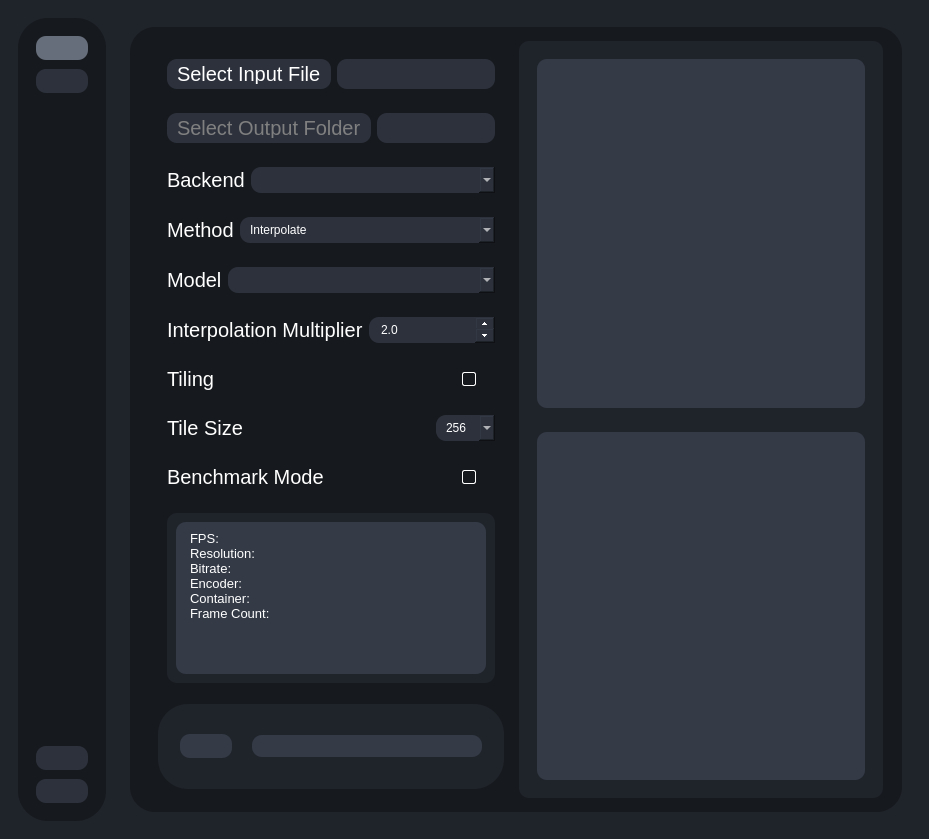
First picture: the form in testRVEInterface.ui, repository TNTwise/REAL-Video-Enhancer, before the edit.
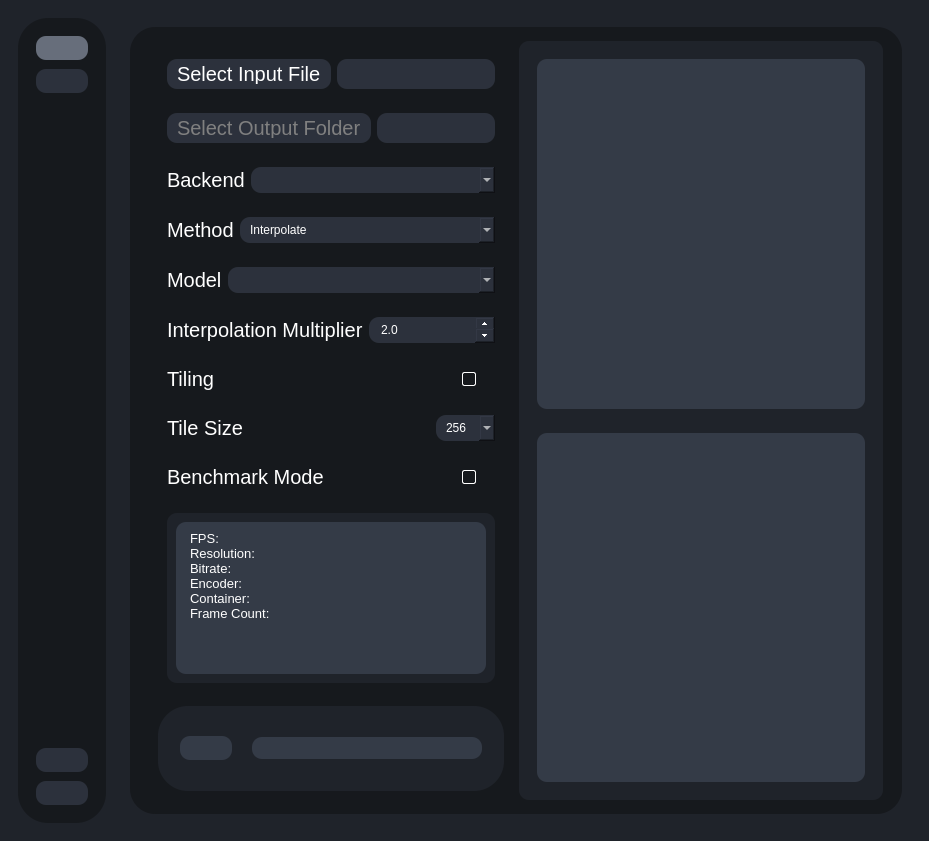
Second picture: the form after the edit. The open tabs and pages were chosen to show the change. Icons and pictures are not drawn.

What changed in the file:
```diff
--- a/testRVEInterface.ui
+++ b/testRVEInterface.ui
@@ -7,7 +7,7 @@
     <x>0</x>
     <y>0</y>
     <width>929</width>
-    <height>839</height>
+    <height>841</height>
    </rect>
   </property>
   <property name="windowTitle">
```
Left out of the diff: 2 changed lines with no effect on the pictures.
